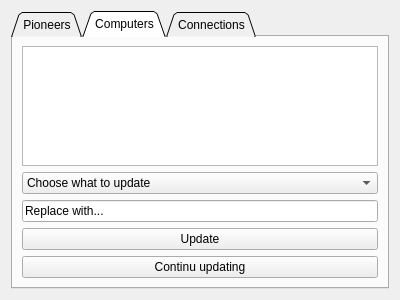
First picture: the form in hoopergui/update_widget.ui, repository VLN1-15-30/fall-project, before the edit.
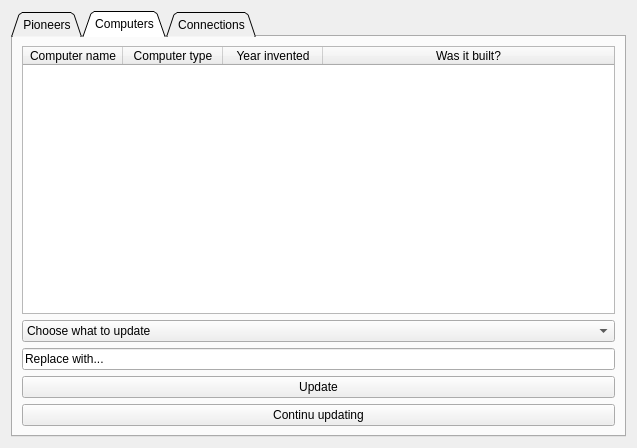
Second picture: the form after the edit. The open tabs and pages were chosen to show the change.

```diff
--- a/hoopergui/update_widget.ui
+++ b/hoopergui/update_widget.ui
@@ -6,8 +6,8 @@
    <rect>
     <x>0</x>
     <y>0</y>
-    <width>400</width>
-    <height>300</height>
+    <width>637</width>
+    <height>448</height>
    </rect>
   </property>
   <property name="windowTitle">
@@ -133,7 +133,37 @@
       </attribute>
       <layout class="QVBoxLayout" name="verticalLayout_3">
        <item>
-        <widget class="QTableWidget" name="tableView_computers_2"/>
+        <widget class="QTableWidget" name="tableView_computers_2">
+         <property name="sortingEnabled">
+          <bool>true</bool>
+         </property>
+         <attribute name="horizontalHeaderStretchLastSection">
+          <bool>true</bool>
+         </attribute>
+         <attribute name="verticalHeaderStretchLastSection">
+          <bool>true</bool>
+         </attribute>
+         <column>
+          <property name="text">
+           <string>Computer name</string>
+          </property>
+         </column>
+         <column>
+          <property name="text">
+           <string>Computer type</string>
+          </property>
+         </column>
+         <column>
+          <property name="text">
+           <string>Year invented</string>
+          </property>
+         </column>
+         <column>
+          <property name="text">
+           <string>Was it built?</string>
+          </property>
+         </column>
+        </widget>
        </item>
        <item>
         <widget class="QComboBox" name="updateOptionsComputers">
```
Left out of the diff: 46 changed lines with no effect on the pictures.
